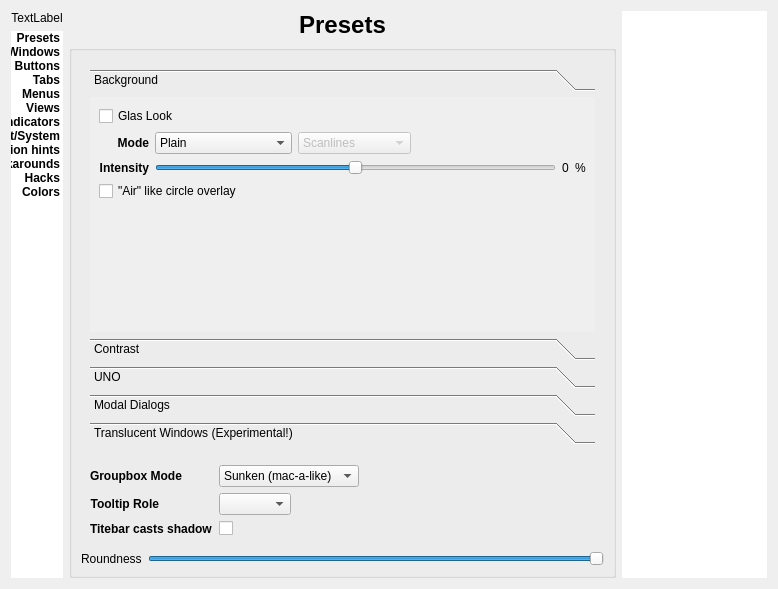
deiv/bespin-pkg, file config/config.ui: the form before one commit.
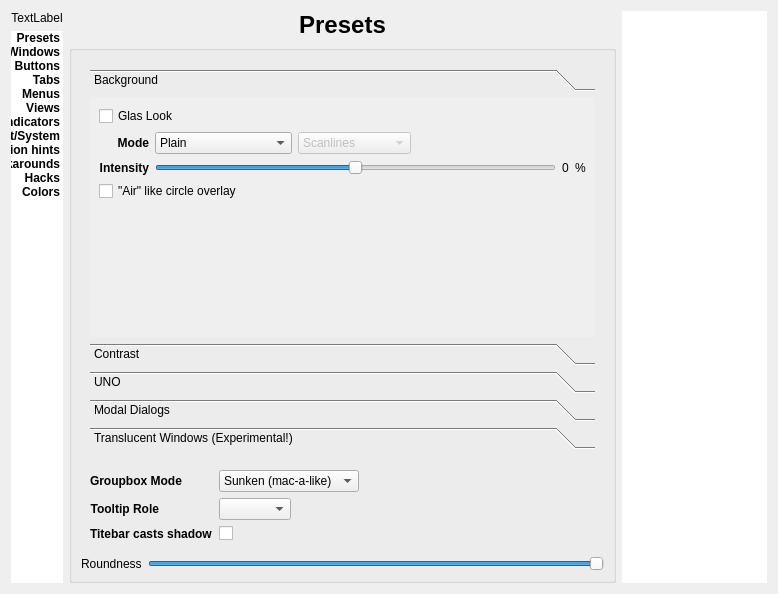
The form after the commit. The open tabs and pages were chosen to show the change.

What changed in the file:
```diff
--- a/config/config.ui
+++ b/config/config.ui
@@ -7,7 +7,7 @@
     <x>0</x>
     <y>0</y>
     <width>778</width>
-    <height>589</height>
+    <height>594</height>
    </rect>
   </property>
   <property name="sizePolicy">
@@ -554,8 +554,8 @@
               <rect>
                <x>0</x>
                <y>0</y>
-               <width>363</width>
-               <height>111</height>
+               <width>518</width>
+               <height>265</height>
               </rect>
              </property>
              <attribute name="label">
```
Left out of the diff: 40 changed lines with no effect on the pictures.
